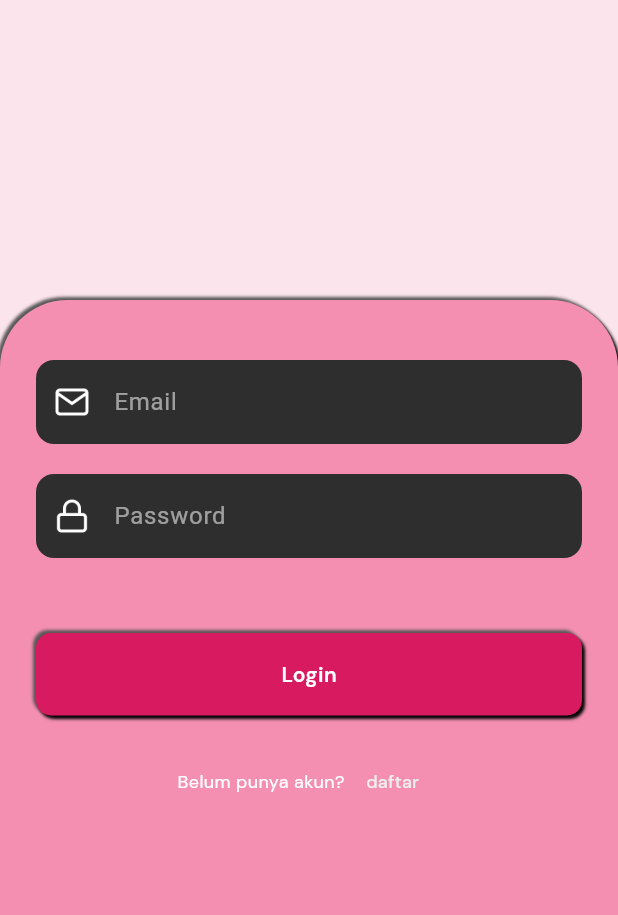
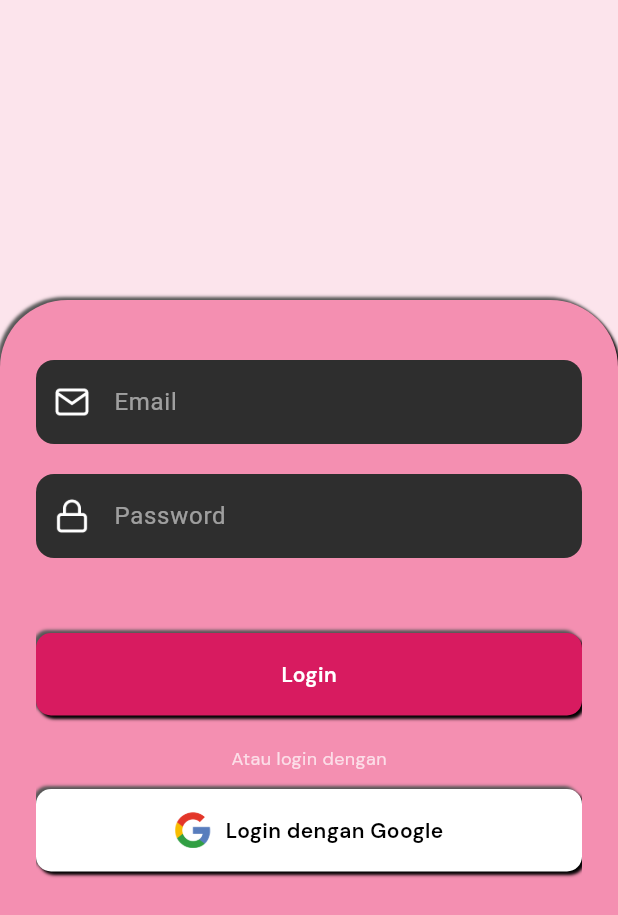
Before and after one commit to BloomFit/BloomFit, a Flutter app: the LoginPageView screen opened by its route, after a tap on "Login", on a phone screen of 412 x 824 dp, the part 321-1236 px from its top. Run offline on Flutter 3.47's test engine with Material 3 defaults, Android fonts, the phone set to English and light mode, and no system bars; our stand-ins replace app_links, firebase_auth, firebase_core, flutter_inset_box_shadow, get, get_storage and 7 more; accounts and stored records are empty; network calls fail.

Commit message:
freebase mmq

```diff
--- a/lib/app/modules/login_page/controllers/login_page_controller.dart
+++ b/lib/app/modules/login_page/controllers/login_page_controller.dart
@@ -4,6 +4,9 @@ import 'package:get/get.dart';
 import 'package:http/http.dart' as http;
 import 'dart:convert';
 import 'package:shared_preferences/shared_preferences.dart';
+import 'package:firebase_auth/firebase_auth.dart';
+import 'package:google_sign_in/google_sign_in.dart';
+
 import '../../../routes/app_pages.dart';
 
 class LoginPageController extends GetxController {
@@ -28,11 +31,10 @@ class LoginPageController extends GetxController {
         print('Parsed path: ${uri.path}');
 
         if (uri.path == '/login-auto') {
-          // Kamu bisa melakukan sesuatu, misalnya autofill atau login otomatis
           email.value = uri.queryParameters['email'] ?? '';
           password.value = uri.queryParameters['password'] ?? '';
           if (email.isNotEmpty && password.isNotEmpty) {
-            await login(); // auto-login
+            await login();
           }
         }
       }
@@ -60,12 +62,12 @@ class LoginPageController extends GetxController {
       if (response.statusCode == 200) {
         final token = data['access_token'];
         final username = data['data']['username'];
-        final img = data['data']['img']; // pastikan key ini tersedia di backend
+        final img = data['data']['img'];
 
         final prefs = await SharedPreferences.getInstance();
         await prefs.setString('token', token);
         await prefs.setString('username', username);
-        await prefs.setString('img', img); // simpan foto profil
+        await prefs.setString('img', img);
 
         Get.snackbar('Berhasil', 'Login berhasil');
         Get.offAllNamed(Routes.HOME);
@@ -79,4 +81,39 @@ class LoginPageController extends GetxController {
       isLoading.value = false;
     }
   }
+
+  Future<void> signInWithGoogle() async {
+    try {
+      final GoogleSignIn googleSignIn = GoogleSignIn(
+        scopes: ['email', 'profile'],
+      );
+
+      await googleSignIn.signOut(); // Optional: logout sebelumnya
+      final GoogleSignInAccount? googleUser = await googleSignIn.signIn();
+
+      if (googleUser == null) {
+        print("Login Google dibatalkan pengguna");
+        Get.snackbar("Login Dibatalkan", "Pengguna membatalkan login Google.");
+        return;
+      }
+
+      // Simpan data ke GetStorage dengan struktur yang sama seperti login API
+      // final box = get();
+      // box.write('userName', googleUser.displayName);
+      // box.write('userEmail', googleUser.email);
+      // box.write('userPassword', '*******'); // Kosong karena Google login
+      // box.write('authType', 'google'); // Buat pembeda
+
+
+      print("Login sukses: ${googleUser.displayName} (${googleUser.email})");
+
+      Get.snackbar("Sukses", "Login Google berhasil");
+
+      // Navigasi ke halaman utama
+      Get.offAllNamed(Routes.HOME);
+    } catch (e) {
+      print("Error saat login Google: $e");
+      Get.snackbar("Error", "Terjadi kesalahan saat login: $e");
+    }
+  }
 }
--- a/lib/app/modules/login_page/views/login_page_view.dart
+++ b/lib/app/modules/login_page/views/login_page_view.dart
@@ -18,14 +18,12 @@ class LoginPageView extends GetView<LoginPageController> {
       body: Column(
         children: [
           const SizedBox(height: 100),
-
           Center(
             child: Image.asset(
               'assets/logo/logo2.png',
               height: 80,
             ),
           ),
-
           Row(
             mainAxisAlignment: MainAxisAlignment.center,
             children: [
@@ -47,9 +45,7 @@ class LoginPageView extends GetView<LoginPageController> {
               ),
             ],
           ),
-
           const SizedBox(height: 200),
-
           Expanded(
             child: Container(
               decoration: const BoxDecoration(
@@ -76,18 +72,13 @@ class LoginPageView extends GetView<LoginPageController> {
                 child: ListView(
                   children: [
                     const SizedBox(height: 40),
-
-                    // Email TextField
                     CustomTextField(
                       key: const Key("email"),
                       hintText: 'Email',
                       onChanged: (value) => controller.email.value = value,
                       leadingIconPath: 'assets/icons/mail.png',
                     ),
-
                     const SizedBox(height: 20),
-
-                    // Password TextField
                     CustomTextField(
                       key: const Key("password"),
                       hintText: 'Password',
@@ -95,10 +86,7 @@ class LoginPageView extends GetView<LoginPageController> {
                       onChanged: (value) => controller.password.value = value,
                       leadingIconPath: 'assets/icons/lock.png',
                     ),
-
                     const SizedBox(height: 50),
-
-                    // Login Button
                     Obx(() => SizedBox(
                       width: 360,
                       height: 55,
@@ -143,9 +131,66 @@ class LoginPageView extends GetView<LoginPageController> {
                         ),
                       ),
                     )),
-
                     const SizedBox(height: 20),
-
+                    Center(
+                      child: Text(
+                        'Atau login dengan',
+                        style: GoogleFonts.dmSans(
+                          fontSize: 12,
+                          color: Colors.white70,
+                        ),
+                      ),
+                    ),
+                    const SizedBox(height: 12),
+                    // 🔽 Google Login Button
+                    Obx(() => SizedBox(
+                      width: 360,
+                      height: 55,
+                      child: InkWell(
+                        key: const Key("btn_google_login"),
+                        onTap: controller.isLoading.value
+                            ? null
+                            : controller.signInWithGoogle,
+                        child: Container(
+                          decoration: BoxDecoration(
+                            borderRadius: BorderRadius.circular(10),
+                            color: Colors.white,
+                            boxShadow: const [
+                              BoxShadow(
+                                color: Color(0xFF575757),
+                                offset: Offset(-2, -2),
+                                blurRadius: 1,
+                              ),
+                              BoxShadow(
+                                color: Color(0xFF000000),
+                                offset: Offset(2, 2),
+                                blurRadius: 1,
+                              )
+                            ],
+                          ),
+                          child: Row(
+                            mainAxisAlignment: MainAxisAlignment.center,
+                            children: [
+                              Image.asset(
+                                'assets/icons/google.png',
+                                width: 24,
+                                height: 24,
+                              ),
+                              const SizedBox(width: 10),
+                              Text(
+                                "Login dengan Google",
+                                style: GoogleFonts.dmSans(
+                                  fontSize: 14,
+                                  fontWeight: FontWeight.w600,
+                                  color: Colors.black,
+                                ),
+                              ),
+                            ],
+                          ),
+                        ),
+                      ),
+                    )),
+                    const SizedBox(height: 20),
                     Row(
                       mainAxisAlignment: MainAxisAlignment.center,
                       children: [
@@ -168,7 +213,6 @@ class LoginPageView extends GetView<LoginPageController> {
                         ),
                       ],
                     ),
-
                     const SizedBox(height: 52),
                   ],
                 ),
--- a/lib/main.dart
+++ b/lib/main.dart
@@ -1,11 +1,15 @@
 import 'package:flutter/material.dart';
 import 'package:get/get.dart';
+import 'package:firebase_core/firebase_core.dart';
 
 import 'app/modules/spalsh/bindings/spalsh_binding.dart';
 import 'app/routes/app_pages.dart';
 
 void main() async {
   WidgetsFlutterBinding.ensureInitialized();
+
+  // Inisialisasi Firebase
+  await Firebase.initializeApp();
 
   runApp(
     GetMaterialApp(
--- a/pubspec.yaml
+++ b/pubspec.yaml
@@ -48,6 +48,9 @@ dependencies:
   syncfusion_flutter_charts: ^29.2.5
   app_links: ^6.4.0
   image_picker: ^1.1.2
+  google_sign_in: ^6.3.0
+  firebase_auth: ^5.5.4
+  firebase_core: ^3.13.1
 
 dev_dependencies:
   flutter_test:
```
Also changed, not shown: assets/icons/google.png (added), pubspec.lock, 144 other files.
